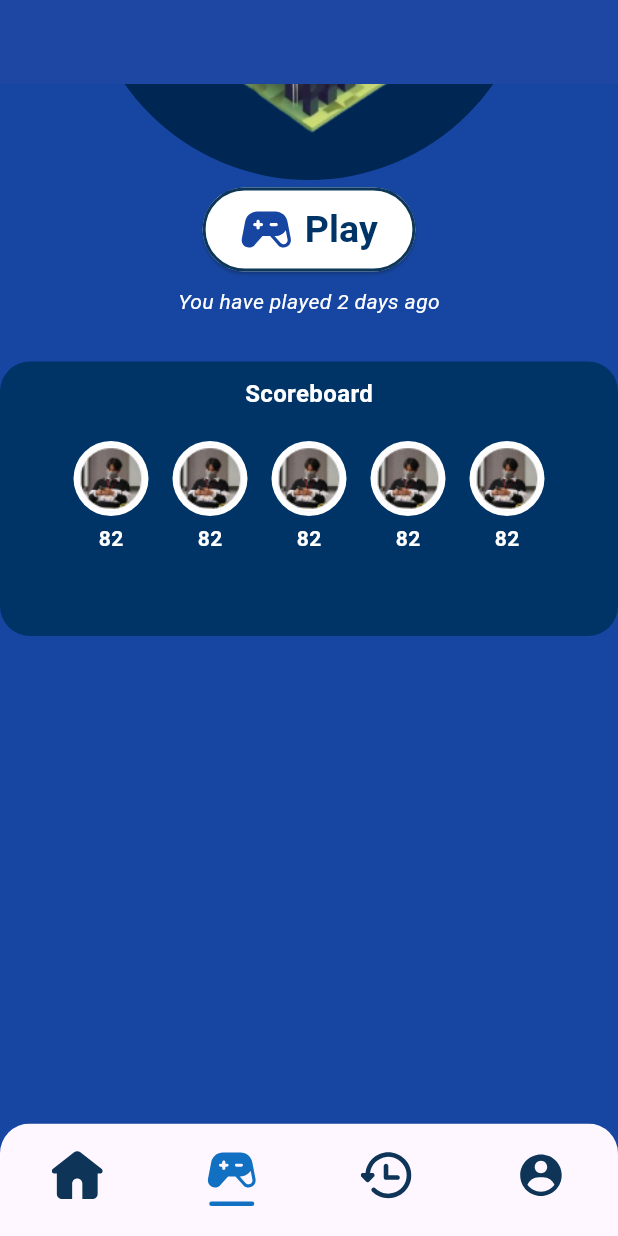
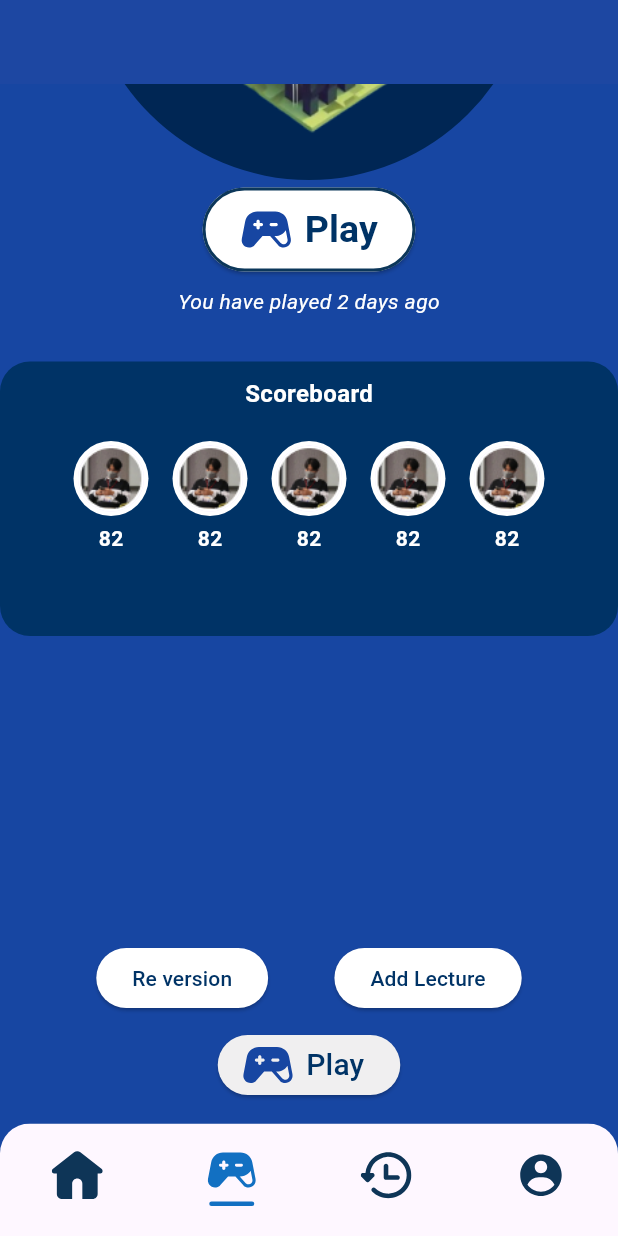
Before and after one commit to BetterACS/brainboost, a Flutter app: the MyGames screen opened by its route, scrolled down 394 dp, on a phone screen of 412 x 824 dp. Run offline on Flutter 3.47's test engine with Material 3 defaults, Android fonts, the phone set to English and light mode, and no system bars; our stand-ins replace flutter_svg, go_router.

Commit message:
fix code
เเก้โค้ด เพิ่มโค้ดเลื่อนเเละเเสดงปุ่ม

```diff
--- a/lib/screens/creategame.dart
+++ b/lib/screens/creategame.dart
@@ -1,4 +1,5 @@
 import 'package:flutter/material.dart';
+import 'package:flutter_svg/svg.dart';
 import 'package:brainboost/component/colors.dart';
 class UploadFileScreen extends StatelessWidget {
   const UploadFileScreen({super.key});
--- a/lib/screens/mygames.dart
+++ b/lib/screens/mygames.dart
@@ -309,6 +309,68 @@ class _MyGamesState extends State<MyGames> {
               ),
             ),
           ),
+          if (_showButtons)
+            Positioned(
+              bottom: 90,
+              left: 20,
+              right: 20,
+              child: Column(
+                mainAxisSize: MainAxisSize.min,
+                children: [
+                  Row(
+                    mainAxisAlignment: MainAxisAlignment.spaceEvenly,
+                    children: [
+                      ElevatedButton(
+                        onPressed: () {},
+                        style: ElevatedButton.styleFrom(
+                          backgroundColor: Colors.white,
+                          foregroundColor: AppColors.buttonText,
+                          shape: RoundedRectangleBorder(
+                            borderRadius: BorderRadius.circular(20),
+                          ),
+                        ),
+                        child: const Text("Re version"),
+                      ),
+                      ElevatedButton(
+                        onPressed: () {
+                          // Handle "Add Lecture"
+                        },
+                        style: ElevatedButton.styleFrom(
+                          backgroundColor: Colors.white,
+                          foregroundColor: AppColors.buttonText,
+                          shape: RoundedRectangleBorder(
+                            borderRadius: BorderRadius.circular(20),
+                          ),
+                        ),
+                        child: const Text("Add Lecture"),
+                      ),
+                    ],
+                  ),
+                  const SizedBox(height: 10),
+                  ElevatedButton.icon(
+                    onPressed: () {},
+                    icon: SvgPicture.asset(
+                      'assets/images/game.svg',
+                      width: 35,
+                      height: 35,
+                    ),
+                    label: const Text(
+                      "Play",
+                      style: TextStyle(
+                        fontSize: 20,
+                        color: AppColors.buttonText,
+                      ),
+                    ),
+                    style: ElevatedButton.styleFrom(
+                      backgroundColor: const Color.fromARGB(255, 240, 239, 240),
+                      shape: RoundedRectangleBorder(
+                        borderRadius: BorderRadius.circular(20),
+                      ),
+                    ),
+                  ),
+                ],
+              ),
+            ),
         ],
       ),
     );
```
